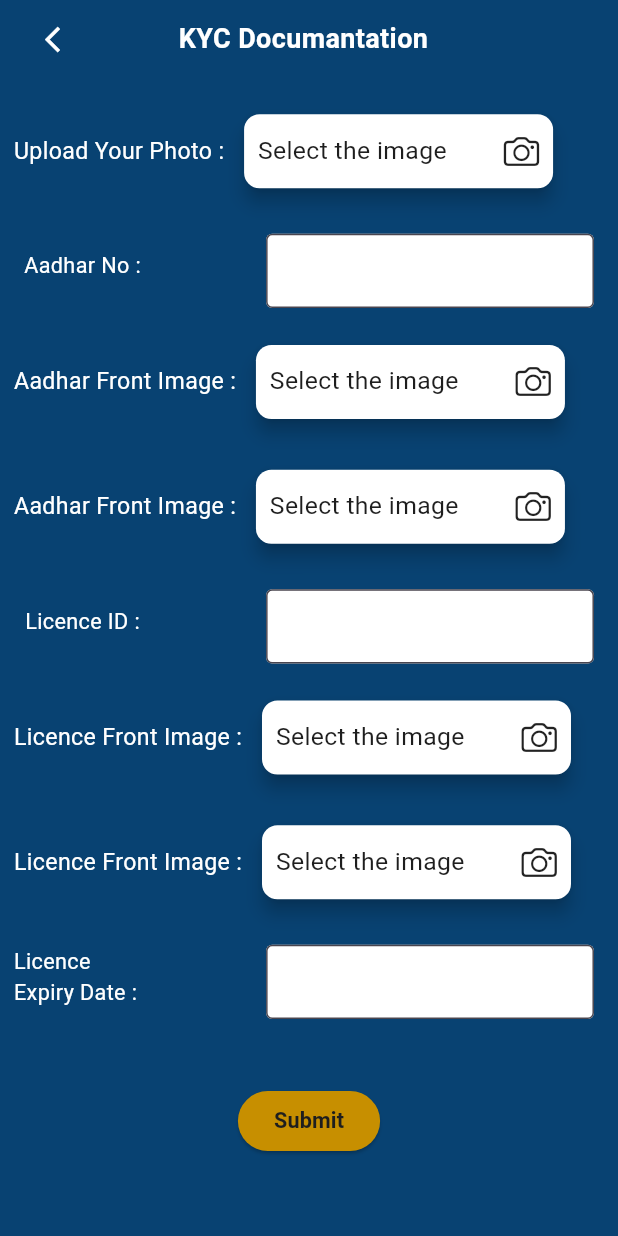
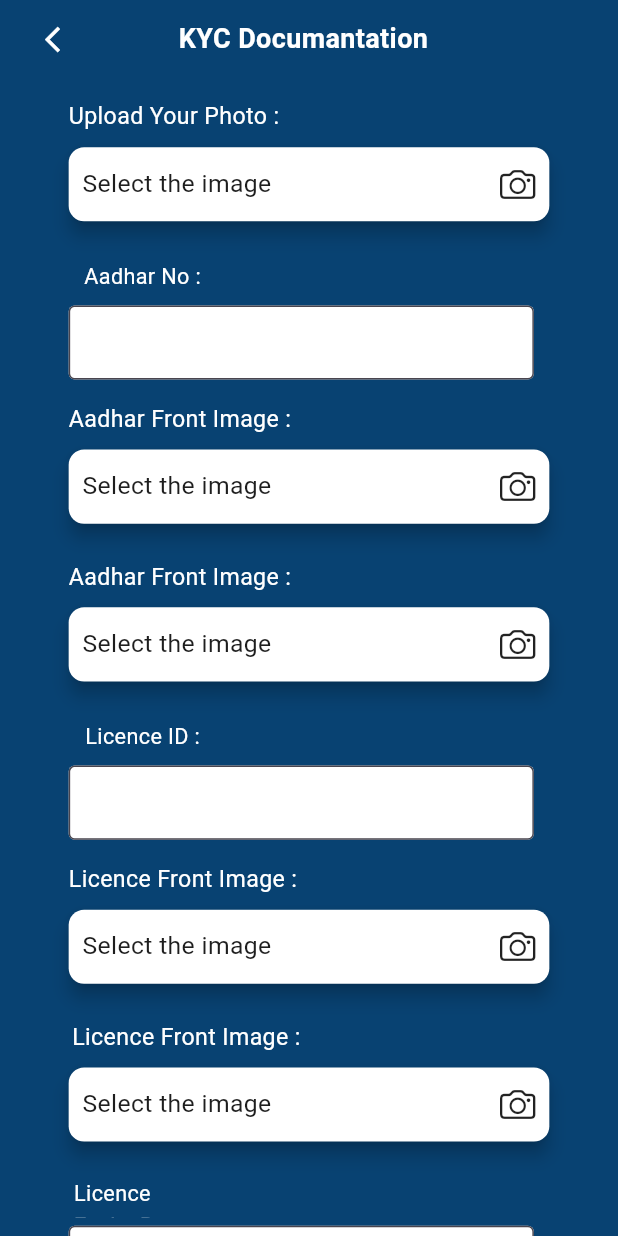
Before and after one commit to Karthiksundaram20/Sat_coordinator_app, a Flutter app: the screen it shows after launch, on a phone screen of 412 x 824 dp. Run offline on Flutter 3.47's test engine with Material 3 defaults, Android fonts, the phone set to English and light mode, and no system bars; our stand-ins replace device_preview, flutter_screenutil, get; missing offline and left inert: dart:html; Roboto replaces fonts that are missing (Inter-Regular, Inter-regular, inter-Bold).

Commit message:
Add files via upload

```diff
--- a/lib/future/Home/kyc_documents.dart
+++ b/lib/future/Home/kyc_documents.dart
@@ -34,24 +34,35 @@ class _DriverCreationAppState extends State<KycDocumanttionApp> {
                     children: [
                       Padding(
                         padding: const EdgeInsets.only(left: 30.0),
-                        child: Icon(Icons.arrow_back_ios,size: 20.sp,color: AppColor.whiteColor,),
+                        child: Icon(
+                          Icons.arrow_back_ios,
+                          size: 20.sp,
+                          color: AppColor.whiteColor,
+                        ),
                       ),
                       SizedBox(
                         width: 265.w,
                         child: Center(
-                          child: Text('KYC Documantation',style: TextStyle(
+                          child: Text(
+                            'KYC Documantation',
+                            style: TextStyle(
                               fontSize: 18,
                               color: AppColor.whiteColor,
                               fontFamily: 'inter-Bold',
                               fontWeight: FontWeight.bold,
-                          ),),
+                            ),
+                          ),
                         ),
                       ),
                     ],
                   ),
                 ),
-                SizedBox(height: 15.h,),
-                Row(
+                SizedBox(
+                  height: 15.h,
+                ),
+                Column(
+                  mainAxisAlignment: MainAxisAlignment.start,
+                  crossAxisAlignment: CrossAxisAlignment.start,
                   children: [
                     Padding(
                       padding: EdgeInsets.only(left: 8.0.w),
@@ -70,41 +81,30 @@ class _DriverCreationAppState extends State<KycDocumanttionApp> {
                       },
                       child: Padding(
                         padding: EdgeInsets.all(8.0.w),
-                child: Align(
-                  alignment: Alignment.center,
                         child: Material(
                           color: Colors.white,
-                    borderRadius:
-                    BorderRadius.circular(
-                        10.0.r),
+                          borderRadius: BorderRadius.circular(10.0.r),
                           elevation: 5.0,
                           child: Container(
-                      width: 180.w,
+                            width: 280.w,
                             height: 48.h,
                             alignment: Alignment.center,
                             child: Row(
-                        mainAxisAlignment:
-                        MainAxisAlignment
-                            .spaceBetween,
+                              mainAxisAlignment: MainAxisAlignment.spaceBetween,
                               children: [
                                 Padding(
-                            padding: EdgeInsets.all(
-                                8.0.w),
+                                  padding: EdgeInsets.all(8.0.w),
                                   child: Text(
                                     'Select the image',
                                     style: TextStyle(
-                                color: AppColor
-                                    .blackTextColor,
+                                      color: AppColor.blackTextColor,
                                       fontSize: 16.0.sp,
                                     ),
                                   ),
                                 ),
                                 Padding(
-                            padding: EdgeInsets.all(
-                                8.0.w),
-                            child: Icon(
-                                CupertinoIcons
-                                    .camera),
+                                  padding: EdgeInsets.all(8.0.w),
+                                  child: Icon(CupertinoIcons.camera),
                                 )
                               ],
                             ),
@@ -112,28 +112,36 @@ class _DriverCreationAppState extends State<KycDocumanttionApp> {
                         ),
                       ),
                     ),
-            ),
                   ],
                 ),
-                SizedBox(height: 15.h,),
-                Row(
-              mainAxisAlignment: MainAxisAlignment.spaceBetween,
+                SizedBox(
+                  height: 15.h,
+                ),
+                Column(
+                  mainAxisAlignment: MainAxisAlignment.start,
+                  crossAxisAlignment: CrossAxisAlignment.start,
                   children: [
                     Padding(
                       padding: EdgeInsets.only(left: 8.0.w, top: 0.0.w),
                       child: SizedBox(
                         width: 80.w,
-              height: 45.h,
+                        height: 25.h,
                         child: Center(
-                child: Text("Aadhar No :", style: TextStyle(
-                    color: AppColor.whiteColor, fontFamily: "Inter-regular", fontSize: 14.sp
-                ),),
+                          child: Text(
+                            "Aadhar No :",
+                            style: TextStyle(
+                                color: AppColor.whiteColor,
+                                fontFamily: "Inter-regular",
+                                fontSize: 14.sp),
                           ),
                         ),
                       ),
-            Padding(padding: EdgeInsets.only(top: 5.0.w, left: 5.0.w, right: 5.0.w),
+                    ),
+                    Padding(
+                      padding: EdgeInsets.only(
+                          top: 5.0.w, left: 5.0.w, right: 5.0.w),
                       child: SizedBox(
-                width: 200.w,
+                        width: 280.w,
                         height: 48.h,
                         child: Padding(
                           padding: EdgeInsets.only(right: 10.0.sp),
@@ -147,12 +155,17 @@ class _DriverCreationAppState extends State<KycDocumanttionApp> {
                         ),
                       ),
                     ),
-            ],),
-                SizedBox(height: 15.h,),
-                Row(
+                  ],
+                ),
+                SizedBox(
+                  height: 15.h,
+                ),
+                Column(
+                  mainAxisAlignment: MainAxisAlignment.start,
+                  crossAxisAlignment: CrossAxisAlignment.start,
                   children: [
                     Padding(
-                      padding: EdgeInsets.only(left: 8.0.w),
+                      padding: EdgeInsets.only(left: 40.0.w),
                       child: Text(
                         "Aadhar Front Image : ",
                         style: TextStyle(
@@ -172,22 +185,18 @@ class _DriverCreationAppState extends State<KycDocumanttionApp> {
                           alignment: Alignment.center,
                           child: Material(
                             color: Colors.white,
-                            borderRadius:
-                            BorderRadius.circular(
-                                10.0.r),
+                            borderRadius: BorderRadius.circular(10.0.r),
                             elevation: 5.0,
                             child: Container(
-                              width: 180.w,
+                              width: 280.w,
                               height: 48.h,
                               alignment: Alignment.center,
                               child: Row(
                                 mainAxisAlignment:
-                                MainAxisAlignment
-                                    .spaceBetween,
+                                    MainAxisAlignment.spaceBetween,
                                 children: [
                                   Padding(
-                                    padding: EdgeInsets.all(
-                                        8.0.w),
+                                    padding: EdgeInsets.all(8.0.w),
                                     child: Text(
                                       'Select the image',
                                       style: TextStyle(
@@ -198,11 +207,8 @@ class _DriverCreationAppState extends State<KycDocumanttionApp> {
                                     ),
                                   ),
                                   Padding(
-                                    padding: EdgeInsets.all(
-                                        8.0.w),
-                                    child: Icon(
-                                        CupertinoIcons
-                                            .camera),
+                                    padding: EdgeInsets.all(8.0.w),
+                                    child: Icon(CupertinoIcons.camera),
                                   )
                                 ],
                               ),
@@ -213,11 +219,15 @@ class _DriverCreationAppState extends State<KycDocumanttionApp> {
                     ),
                   ],
                 ),
-                SizedBox(height: 15.h,),
-                Row(
+                SizedBox(
+                  height: 15.h,
+                ),
+                Column(
+                  mainAxisAlignment: MainAxisAlignment.start,
+                  crossAxisAlignment: CrossAxisAlignment.start,
                   children: [
                     Padding(
-                      padding: EdgeInsets.only(left: 8.0.w),
+                      padding: EdgeInsets.only(left: 40.0.w),
                       child: Text(
                         "Aadhar Front Image : ",
                         style: TextStyle(
@@ -237,22 +247,18 @@ class _DriverCreationAppState extends State<KycDocumanttionApp> {
                           alignment: Alignment.center,
                           child: Material(
                             color: Colors.white,
-                            borderRadius:
-                            BorderRadius.circular(
-                                10.0.r),
+                            borderRadius: BorderRadius.circular(10.0.r),
                             elevation: 5.0,
                             child: Container(
-                              width: 180.w,
+                              width: 280.w,
                               height: 48.h,
                               alignment: Alignment.center,
                               child: Row(
                                 mainAxisAlignment:
-                                MainAxisAlignment
-                                    .spaceBetween,
+                                    MainAxisAlignment.spaceBetween,
                                 children: [
                                   Padding(
-                                    padding: EdgeInsets.all(
-                                        8.0.w),
+                                    padding: EdgeInsets.all(8.0.w),
                                     child: Text(
                                       'Select the image',
                                       style: TextStyle(
@@ -263,11 +269,8 @@ class _DriverCreationAppState extends State<KycDocumanttionApp> {
                                     ),
                                   ),
                                   Padding(
-                                    padding: EdgeInsets.all(
-                                        8.0.w),
-                                    child: Icon(
-                                        CupertinoIcons
-                                            .camera),
+                                    padding: EdgeInsets.all(8.0.w),
+                                    child: Icon(CupertinoIcons.camera),
                                   )
                                 ],
                               ),
@@ -278,25 +281,34 @@ class _DriverCreationAppState extends State<KycDocumanttionApp> {
                     ),
                   ],
                 ),
-                SizedBox(height: 15.h,),
-                Row(
-                  mainAxisAlignment: MainAxisAlignment.spaceBetween,
+                SizedBox(
+                  height: 15.h,
+                ),
+                Column(
+                  mainAxisAlignment: MainAxisAlignment.start,
+                  crossAxisAlignment: CrossAxisAlignment.start,
                   children: [
                     Padding(
                       padding: EdgeInsets.only(left: 8.0.w, top: 0.0.w),
                       child: SizedBox(
                         width: 80.w,
-                        height: 45.h,
+                        height: 25.h,
                         child: Center(
-                          child: Text("Licence ID :", style: TextStyle(
-                              color: AppColor.whiteColor, fontFamily: "Inter-regular", fontSize: 14.sp
-                          ),),
+                          child: Text(
+                            "Licence ID :",
+                            style: TextStyle(
+                                color: AppColor.whiteColor,
+                                fontFamily: "Inter-regular",
+                                fontSize: 14.sp),
                           ),
                         ),
                       ),
-                    Padding(padding: EdgeInsets.only(top: 5.0.w, left: 5.0.w, right: 5.0.w),
+                    ),
+                    Padding(
+                      padding: EdgeInsets.only(
+                          top: 5.0.w, left: 5.0.w, right: 5.0.w),
                       child: SizedBox(
-                        width: 200.w,
+                        width: 280.w,
                         height: 48.h,
                         child: Padding(
                           padding: EdgeInsets.only(right: 10.0.sp),
@@ -310,12 +322,17 @@ class _DriverCreationAppState extends State<KycDocumanttionApp> {
                         ),
                       ),
                     ),
-                  ],),
-                SizedBox(height: 15.h,),
-                Row(
+                  ],
+                ),
+                SizedBox(
+                  height: 15.h,
+                ),
+                Column(
+                  mainAxisAlignment: MainAxisAlignment.start,
+                  crossAxisAlignment: CrossAxisAlignment.start,
                   children: [
                     Padding(
-                      padding: EdgeInsets.only(left: 8.0.w),
+                      padding: EdgeInsets.only(left: 40.0.w),
                       child: Text(
                         "Licence Front Image : ",
                         style: TextStyle(
@@ -335,22 +352,18 @@ class _DriverCreationAppState extends State<KycDocumanttionApp> {
                           alignment: Alignment.center,
                           child: Material(
                             color: Colors.white,
-                            borderRadius:
-                            BorderRadius.circular(
-                                10.0.r),
+                            borderRadius: BorderRadius.circular(10.0.r),
                             elevation: 5.0,
                             child: Container(
-                              width: 180.w,
+                              width: 280.w,
                               height: 48.h,
                               alignment: Alignment.center,
                               child: Row(
                                 mainAxisAlignment:
-                                MainAxisAlignment
-                                    .spaceBetween,
+                                    MainAxisAlignment.spaceBetween,
                                 children: [
                                   Padding(
-                                    padding: EdgeInsets.all(
-                                        8.0.w),
+                                    padding: EdgeInsets.all(8.0.w),
                                     child: Text(
                                       'Select the image',
                                       style: TextStyle(
@@ -361,11 +374,8 @@ class _DriverCreationAppState extends State<KycDocumanttionApp> {
                                     ),
                                   ),
                                   Padding(
-                                    padding: EdgeInsets.all(
-                                        8.0.w),
-                                    child: Icon(
-                                        CupertinoIcons
-                                            .camera),
+                                    padding: EdgeInsets.all(8.0.w),
+                                    child: Icon(CupertinoIcons.camera),
                                   )
                                 ],
                               ),
@@ -376,11 +386,15 @@ class _DriverCreationAppState extends State<KycDocumanttionApp> {
                     ),
                   ],
                 ),
-                SizedBox(height: 15.h,),
-                Row(
+                SizedBox(
+                  height: 15.h,
+                ),
+                Column(
+                  mainAxisAlignment: MainAxisAlignment.start,
+                  crossAxisAlignment: CrossAxisAlignment.start,
                   children: [
                     Padding(
-                      padding: EdgeInsets.only(left: 8.0.w),
+                      padding: EdgeInsets.only(left: 10.0.w),
                       child: Text(
                         "Licence Front Image : ",
                         style: TextStyle(
@@ -396,41 +410,31 @@ class _DriverCreationAppState extends State<KycDocumanttionApp> {
                       },
                       child: Padding(
                         padding: EdgeInsets.all(8.0.w),
-                        child: Align(
-                          alignment: Alignment.center,
                         child: Material(
                           color: Colors.white,
-                            borderRadius:
-                            BorderRadius.circular(
-                                10.0.r),
+                          borderRadius: BorderRadius.circular(10.0.r),
                           elevation: 5.0,
                           child: Container(
-                              width: 180.w,
+                            width: 280.w,
                             height: 48.h,
                             alignment: Alignment.center,
                             child: Row(
                               mainAxisAlignment:
-                                MainAxisAlignment
-                                    .spaceBetween,
+                                  MainAxisAlignment.spaceBetween,
                               children: [
                                 Padding(
-                                    padding: EdgeInsets.all(
-                                        8.0.w),
+                                  padding: EdgeInsets.all(8.0.w),
                                   child: Text(
                                     'Select the image',
                                     style: TextStyle(
-                                        color: AppColor
-                                            .blackTextColor,
+                                      color: AppColor.blackTextColor,
                                       fontSize: 16.0.sp,
                                     ),
                                   ),
                                 ),
                                 Padding(
-                                    padding: EdgeInsets.all(
-                                        8.0.w),
-                                    child: Icon(
-                                        CupertinoIcons
-                                            .camera),
+                                  padding: EdgeInsets.all(8.0.w),
+                                  child: Icon(CupertinoIcons.camera),
                                 )
                               ],
                             ),
@@ -438,28 +442,36 @@ class _DriverCreationAppState extends State<KycDocumanttionApp> {
                         ),
                       ),
                     ),
-                    ),
                   ],
                 ),
-                SizedBox(height: 15.h,),
-                Row(
-                  mainAxisAlignment: MainAxisAlignment.spaceBetween,
+                SizedBox(
+                  height: 15.h,
+                ),
+                Column(
+                  mainAxisAlignment: MainAxisAlignment.start,
+                  crossAxisAlignment: CrossAxisAlignment.start,
                   children: [
                     Padding(
                       padding: EdgeInsets.only(left: 8.0.w, top: 0.0.w),
                       child: SizedBox(
                         width: 80.w,
-                        height: 45.h,
+                        height: 25.h,
                         child: Center(
-                          child: Text("Licence Expiry Date :", style: TextStyle(
-                              color: AppColor.whiteColor, fontFamily: "Inter-regular", fontSize: 14.sp
-                          ),),
+                          child: Text(
+                            "Licence Expiry Date :",
+                            style: TextStyle(
+                                color: AppColor.whiteColor,
+                                fontFamily: "Inter-regular",
+                                fontSize: 14.sp),
                           ),
                         ),
                       ),
-                    Padding(padding: EdgeInsets.only(top: 5.0.w, left: 5.0.w, right: 5.0.w),
+                    ),
+                    Padding(
+                      padding: EdgeInsets.only(
+                          top: 5.0.w, left: 5.0.w, right: 5.0.w),
                       child: SizedBox(
-                        width: 200.w,
+                        width: 280.w,
                         height: 48.h,
                         child: Padding(
                           padding: EdgeInsets.only(right: 10.0.sp),
@@ -473,11 +485,16 @@ class _DriverCreationAppState extends State<KycDocumanttionApp> {
                         ),
                       ),
                     ),
-                  ],),
-                SizedBox(height: 35.h,),
+                  ],
+                ),
+                SizedBox(
+                  height: 35.h,
+                ),
                 Container(
                   height: 50, // Set container height
-                  width: MediaQuery.of(context).size.width, // Set container width to phone width
+                  width: MediaQuery.of(context)
+                      .size
+                      .width, // Set container width to phone width
                   color: AppColor.appMainColor, // Example color
                   padding: EdgeInsets.all(8.0), // Add padding for the button
                   child: Column(
@@ -488,19 +505,22 @@ class _DriverCreationAppState extends State<KycDocumanttionApp> {
                           // Handle button press here
                         },
                         style: ElevatedButton.styleFrom(
-                          backgroundColor: AppColor.yellowTextColor, // Set the background color of the button
+                          backgroundColor: AppColor
+                              .yellowTextColor, // Set the background color of the button
                         ),
-                        child: Text('Submit',style: TextStyle(
+                        child: Text(
+                          'Submit',
+                          style: TextStyle(
                             fontWeight: FontWeight.bold,
                             color: AppColor.blackTextColor,
                             fontSize: 14.sp,
                             fontFamily: 'Inter-Regular',
-                        ),),
+                          ),
+                        ),
                       ),
                     ],
                   ),
                 ),
-
               ],
             ),
           ),
```
Lines whose indentation alone changed are shown as unchanged.
